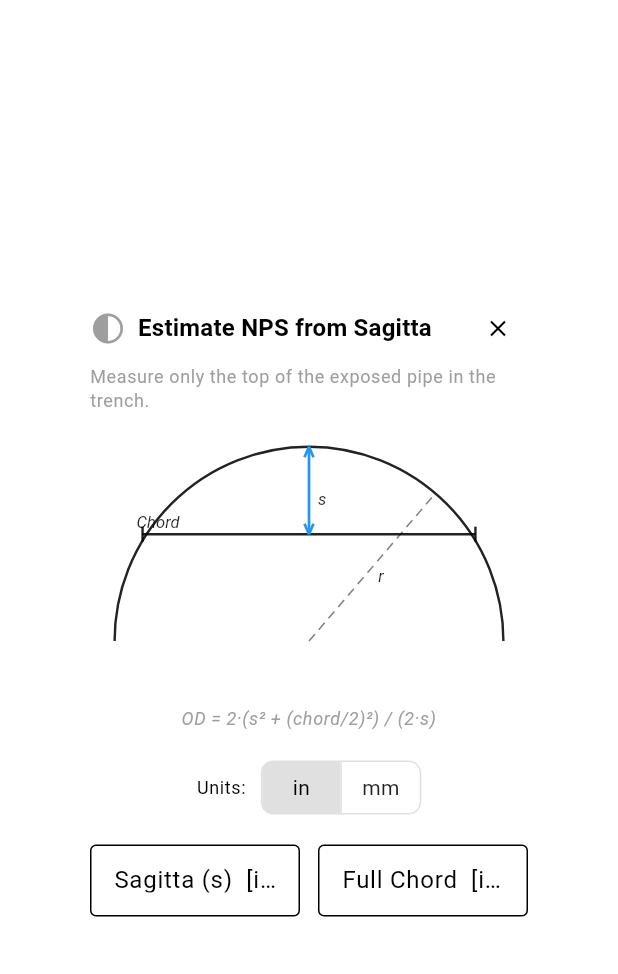
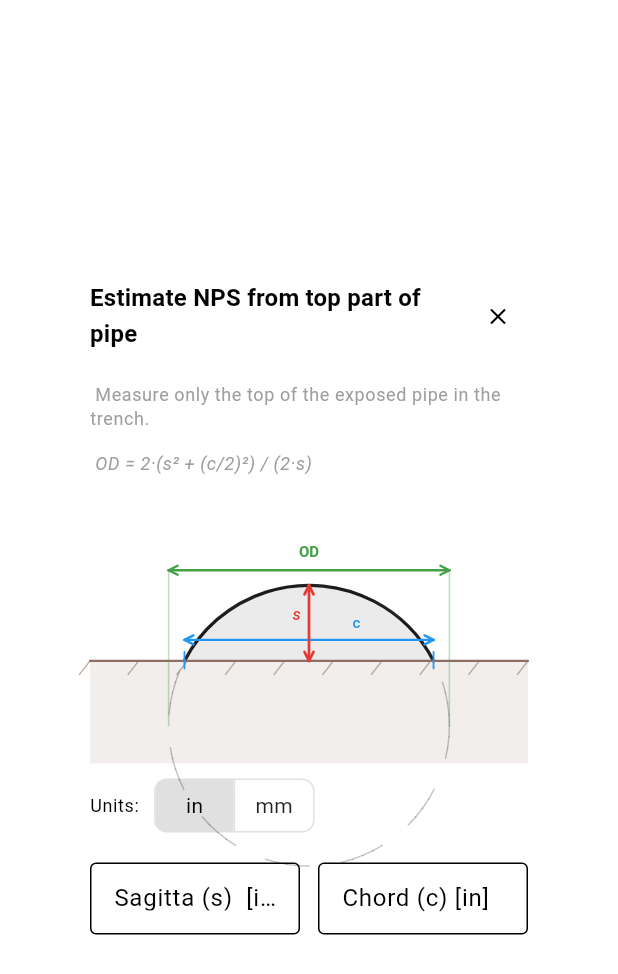
Before and after one commit to khotenko/flutter_steel_pipe, a Flutter app: the SagittaCalculatorDialog widget shown alone on an empty page, opened directly, on a phone screen of 412 x 824 dp. Shown: the top 974 px of the screen. Run offline on Flutter 3.47's test engine with Material 3 defaults, Android fonts, the phone set to English and light mode, and no system bars; our stand-ins replace shared_preferences; missing offline and left inert: rate_my_app; accounts and stored records are empty.

Commit message:
update schematic painter to reflect pipe cross-section details and improve NPS estimation tooltip

```diff
--- a/lib/pipe_screen.dart
+++ b/lib/pipe_screen.dart
@@ -3,6 +3,7 @@ import 'package:flutter/foundation.dart';
 import 'package:flutter/material.dart';
 import 'package:flutter/services.dart';
 import 'dart:convert';
+import 'dart:math' as math;
 import 'package:url_launcher/url_launcher.dart';
 import 'package:shared_preferences/shared_preferences.dart';
 import 'dart:io';
@@ -350,10 +351,10 @@ class _PriceScreenState extends State<PriceScreen> {
                               mainAxisAlignment: MainAxisAlignment.spaceAround,
                               children: [
                                 IconButton(
-                                  tooltip: 'Estimate NPS from Sagitta',
+                                  tooltip: 'Estimate NPS from arc',
                                   onPressed: () => _estNPS(context),
                                   icon: const Icon(
-                                    CupertinoIcons.circle_lefthalf_fill,
+                                    CupertinoIcons.circle,
                                     color: Colors.grey,
                                   ),
                                 ),
@@ -873,111 +874,169 @@ List<_NpsEntry> _parseDiam() {
 }
 
 // ─────────────────────────────────────────────────────────────────────────────
-// Schematic painter – shows arc (top of pipe), chord, sagitta, radius
+// Schematic painter – cross-section of pipe in trench: chord / sagitta / OD
 // ─────────────────────────────────────────────────────────────────────────────
 class _SagittaSchemePainter extends CustomPainter {
   final Color color;
   const _SagittaSchemePainter({required this.color});
 
+  static const Color _chordColor   = Color(0xFF2196F3); // blue
+  static const Color _sagittaColor = Color(0xFFE53935); // red
+  static const Color _odColor      = Color(0xFF43A047); // green
+  static const Color _groundColor  = Color(0xFF8D6E63); // brown
+
   @override
   void paint(Canvas canvas, Size size) {
-    final paint = Paint()
-      ..color = color
+    final w = size.width;
+    final h = size.height;
+    final cx = w / 2;
+
+    // Circle geometry: choose r & cy so the arc top sits ~28% down from canvas top,
+    // giving comfortable room for the OD label above it.
+    final r      = h * 0.52;   // radius
+    final cy     = h * 0.86;   // circle centre (partly below canvas)
+    final chordY = h * 0.62;   // ground / trench surface
+
+    final arcTopY   = cy - r;  // ≈ 0.34 h  — plenty of top margin
+    final halfChord = math.sqrt(math.max(0.0, r * r - math.pow(cy - chordY, 2)));
+    final lx = cx - halfChord;
+    final rx = cx + halfChord;
+
+    // ── paints ───────────────────────────────────────────────────────────
+    Paint stroke(Color c, {double width = 1.8}) => Paint()
+      ..color = c
       ..style = PaintingStyle.stroke
-      ..strokeWidth = 1.6;
+      ..strokeWidth = width
+      ..strokeCap = StrokeCap.round;
 
-    final dashedPaint = Paint()
-      ..color = color.withValues(alpha: 0.5)
-      ..style = PaintingStyle.stroke
-      ..strokeWidth = 1.0;
+    Paint fill(Color c) => Paint()
+      ..color = c
+      ..style = PaintingStyle.fill;
 
-    final arrowPaint = Paint()
-      ..color = Colors.blue
-      ..style = PaintingStyle.stroke
-      ..strokeWidth = 1.8;
+    // ── 1. soil fill below chord ─────────────────────────────────────────
+    canvas.drawRect(Rect.fromLTRB(0, chordY, w, h),
+        fill(const Color(0x1A795548)));
 
-    // Layout constants
-    final cx = size.width / 2;
-    final cy = size.height * 0.78; // centre of full circle (below canvas)
-    final r = size.height * 0.72;  // radius
+    // ── 2. ghost full circle (dashed, very faint) ────────────────────────
+    _drawDashedCircle(canvas, stroke(color.withValues(alpha: 0.22), width: 1.0),
+        Offset(cx, cy), r);
 
-    // Draw full circle arc (only visible portion = top arc)
-    canvas.drawArc(
-      Rect.fromCircle(center: Offset(cx, cy), radius: r),
-      -3.14159, // -π (left)
-      3.14159,  // +π (full semicircle = top)
-      false,
-      paint,
-    );
+    // ── 3. visible arc fill + stroke ─────────────────────────────────────
+    final aLeft  = math.atan2(chordY - cy, lx - cx);
+    final aRight = math.atan2(chordY - cy, rx - cx);
+    final sweepVis = aRight - aLeft;
+    final arcRect  = Rect.fromCircle(center: Offset(cx, cy), radius: r);
 
-    // Chord line
-    final halfChord = size.width * 0.38;
-    final chordY = cy - r * 0.55;
-    canvas.drawLine(Offset(cx - halfChord, chordY), Offset(cx + halfChord, chordY), paint);
+    final arcPath = Path()
+      ..moveTo(lx, chordY)
+      ..arcTo(arcRect, aLeft, sweepVis, false)
+      ..lineTo(lx, chordY)
+      ..close();
+    canvas.drawPath(arcPath, fill(color.withValues(alpha: 0.08)));
+    canvas.drawArc(arcRect, aLeft, sweepVis, false, stroke(color, width: 2.2));
 
-    // Sagitta: from chord mid to arc top
-    final arcTopY = cy - r;
-    _drawArrow(canvas, arrowPaint, Offset(cx, chordY), Offset(cx, arcTopY));
+    // ── 4. ground line + hatch marks ─────────────────────────────────────
+    canvas.drawLine(Offset(0, chordY), Offset(w, chordY),
+        stroke(_groundColor, width: 1.4));
+    for (int i = 0; i <= 9; i++) {
+      final x = w * i / 9;
+      canvas.drawLine(Offset(x, chordY), Offset(x - 7, chordY + 9),
+          stroke(_groundColor.withValues(alpha: 0.55), width: 1.0));
+    }
 
-    // Dashed radius from centre to arc top-right
-    final radEndX = cx + r * 0.65;
-    final radEndY = cy - r * 0.76;
-    _drawDashed(canvas, dashedPaint, Offset(cx, cy), Offset(radEndX, radEndY));
+    // ── 5. OD double-arrow ── exact left to right pipe edge (cx ± r) ──────
+    final odArrowY = arcTopY - 10;
+    _drawDoubleArrow(canvas, stroke(_odColor, width: 1.6),
+        Offset(cx - r, odArrowY), Offset(cx + r, odArrowY));
+    // Drop-lines from arrow tips down to the circle's leftmost/rightmost points
+    final dropBottom = cy.clamp(0.0, h);
+    for (final x in [cx - r, cx + r]) {
+      canvas.drawLine(Offset(x, odArrowY), Offset(x, dropBottom),
+          stroke(_odColor.withValues(alpha: 0.35), width: 1.0));
+    }
+    _drawLabelCentered(canvas, 'OD', Offset(cx, odArrowY - 12), _odColor,
+        fontSize: 10, bold: true);
 
-    // Labels
-    _drawLabel(canvas, 's', Offset(cx + 6, (chordY + arcTopY) / 2), color);
-    _drawLabel(canvas, 'Chord', Offset(cx - halfChord - 4, chordY - 14), color, align: TextAlign.right);
-    _drawLabel(canvas, 'r', Offset((cx + radEndX) / 2 + 4, (cy + radEndY) / 2), color);
+    // ── 6. Chord double-arrow ── just above the ground line ──────────────
+    const chordOffset = 14.0;
+    final chordArrowY = chordY - chordOffset;
+    _drawDoubleArrow(canvas, stroke(_chordColor, width: 1.6),
+        Offset(lx, chordArrowY), Offset(rx, chordArrowY));
+    for (final x in [lx, rx]) {
+      canvas.drawLine(Offset(x, chordY - 6), Offset(x, chordY + 5),
+          stroke(_chordColor, width: 1.2));
+    }
+    // 'c' label to the RIGHT of centre so it never overlaps the sagitta arrow
+    _drawLabel(canvas, 'c', Offset(cx + halfChord * 0.35, chordArrowY - 17),
+        _chordColor, fontSize: 10);
 
-    // Chord end tick marks
-    for (final dx in [-halfChord, halfChord]) {
-      canvas.drawLine(Offset(cx + dx, chordY - 5), Offset(cx + dx, chordY + 5), paint);
+    // ── 7. Sagitta double-arrow ── exactly centred on cx ─────────────────
+    _drawDoubleArrow(canvas, stroke(_sagittaColor, width: 1.8),
+        Offset(cx, chordY), Offset(cx, arcTopY));
+    // 's' label to the LEFT of the arrow so it never overlaps 'c'
+    final sagMidY = (chordY + arcTopY) / 2;
+    _drawLabel(canvas, 's', Offset(cx - 11, sagMidY - 12),
+        _sagittaColor, fontSize: 11, italic: true);
+  }
+
+  // ── drawing helpers ──────────────────────────────────────────────────────
+
+  void _drawDoubleArrow(Canvas canvas, Paint p, Offset a, Offset b) {
+    canvas.drawLine(a, b, p);
+    _arrowHead(canvas, p, b, a);
+    _arrowHead(canvas, p, a, b);
+  }
+
+  void _arrowHead(Canvas canvas, Paint p, Offset tip, Offset away) {
+    final d   = tip - away;
+    final len = d.distance;
+    if (len == 0) return;
+    final ux = d.dx / len;
+    final uy = d.dy / len;
+    const s = 6.0, ww = 3.0;
+    canvas.drawLine(tip, tip - Offset(ux * s - uy * ww, uy * s + ux * ww), p);
+    canvas.drawLine(tip, tip - Offset(ux * s + uy * ww, uy * s - ux * ww), p);
+  }
+
+
+  void _drawDashedCircle(Canvas canvas, Paint p, Offset c, double r) {
+    const steps = 80, on = 4, off = 3;
+    Offset? prev;
+    for (int i = 0; i <= steps; i++) {
+      final a  = 2 * math.pi * i / steps;
+      final pt = Offset(c.dx + r * math.cos(a), c.dy + r * math.sin(a));
+      if (i % (on + off) < on && prev != null) canvas.drawLine(prev, pt, p);
+      prev = pt;
     }
   }
 
-  void _drawArrow(Canvas canvas, Paint p, Offset from, Offset to) {
-    canvas.drawLine(from, to, p);
-    // arrowhead at `to`
-    final headLen = 7.0;
-    canvas.drawLine(to, to + Offset(-3, headLen), p);
-    canvas.drawLine(to, to + Offset(3, headLen), p);
-    // arrowhead at `from`
-    canvas.drawLine(from, from + Offset(-3, -headLen), p);
-    canvas.drawLine(from, from + Offset(3, -headLen), p);
-  }
-
-  void _drawDashed(Canvas canvas, Paint p, Offset from, Offset to) {
-    final dx = to.dx - from.dx;
-    final dy = to.dy - from.dy;
-    final len = (to - from).distance;
-    const dashLen = 6.0;
-    const gapLen = 4.0;
-    double traveled = 0;
-    while (traveled < len) {
-      final t0 = traveled / len;
-      final t1 = ((traveled + dashLen) / len).clamp(0.0, 1.0);
-      canvas.drawLine(
-        Offset(from.dx + dx * t0, from.dy + dy * t0),
-        Offset(from.dx + dx * t1, from.dy + dy * t1),
-        p,
-      );
-      traveled += dashLen + gapLen;
-    }
-  }
-
-  void _drawLabel(Canvas canvas, String text, Offset pos, Color color,
-      {TextAlign align = TextAlign.left}) {
+  void _drawLabel(Canvas canvas, String text, Offset pos, Color c,
+      {double fontSize = 11, bool italic = false}) {
     final tp = TextPainter(
       text: TextSpan(
           text: text,
           style: TextStyle(
-              color: color,
-              fontSize: 11,
-              fontStyle: FontStyle.italic)),
-      textAlign: align,
+              color: c,
+              fontSize: fontSize,
+              fontStyle: italic ? FontStyle.italic : FontStyle.normal,
+              fontWeight: FontWeight.w500)),
       textDirection: TextDirection.ltr,
     )..layout();
     tp.paint(canvas, pos);
+  }
+
+  void _drawLabelCentered(Canvas canvas, String text, Offset center, Color c,
+      {double fontSize = 11, bool bold = false}) {
+    final tp = TextPainter(
+      text: TextSpan(
+          text: text,
+          style: TextStyle(
+              color: c,
+              fontSize: fontSize,
+              fontWeight: bold ? FontWeight.w700 : FontWeight.w400)),
+      textDirection: TextDirection.ltr,
+    )..layout();
+    tp.paint(canvas, Offset(center.dx - tp.width / 2, center.dy - tp.height / 2));
   }
 
   @override
@@ -1125,11 +1184,11 @@ class _SagittaCalculatorDialogState extends State<SagittaCalculatorDialog> {
                 // ── Title row ──
                 Row(
                   children: [
-                    const Icon(CupertinoIcons.circle_lefthalf_fill,
-                        color: Colors.grey),
-                    const SizedBox(width: 8),
+                    // const Icon(CupertinoIcons.circle,
+                    //     color: Colors.grey),
+                    // const SizedBox(width: 8),
                     Expanded(
-                      child: Text('Estimate NPS from Sagitta',
+                      child: Text('Estimate NPS from top part of pipe',
                           style: theme.textTheme.titleMedium
                               ?.copyWith(fontWeight: FontWeight.w600)),
                     ),
@@ -1142,10 +1201,18 @@ class _SagittaCalculatorDialogState extends State<SagittaCalculatorDialog> {
                 ),
                 const SizedBox(height: 4),
                 Text(
-                  'Measure only the top of the exposed pipe in the trench.',
+                  '\n Measure only the top of the exposed pipe in the trench.',
                   style: theme.textTheme.bodySmall
                       ?.copyWith(color: Colors.grey),
                 ),
+                const SizedBox(height: 14),
+                Text(
+                  ' OD = 2·(s² + (c/2)²) / (2·s)',
+                 // textAlign: TextAlign.center,
+                  style: theme.textTheme.bodySmall?.copyWith(
+                      fontStyle: FontStyle.italic, color: Colors.grey),
+                ),
+
                 const SizedBox(height: 12),
 
                 // ── Schematic ──
@@ -1157,17 +1224,11 @@ class _SagittaCalculatorDialogState extends State<SagittaCalculatorDialog> {
                   ),
                 ),
                 const SizedBox(height: 4),
-                Text(
-                  'OD = 2·(s² + (chord/2)²) / (2·s)',
-                  textAlign: TextAlign.center,
-                  style: theme.textTheme.bodySmall?.copyWith(
-                      fontStyle: FontStyle.italic, color: Colors.grey),
-                ),
-                const SizedBox(height: 14),
+
 
                 // ── Unit toggle ──
                 Row(
-                  mainAxisAlignment: MainAxisAlignment.center,
+                  mainAxisAlignment: MainAxisAlignment.start,
                   children: [
                     Text('Units:', style: theme.textTheme.bodySmall),
                     const SizedBox(width: 10),
@@ -1214,7 +1275,7 @@ class _SagittaCalculatorDialogState extends State<SagittaCalculatorDialog> {
                             decimal: true),
                         decoration: InputDecoration(
                           labelText:
-                              'Full Chord  [${_useInches ? "in" : "mm"}]',
+                              'Chord (c) [${_useInches ? "in" : "mm"}]',
                           border: const OutlineInputBorder(),
                           isDense: true,
                         ),
```
